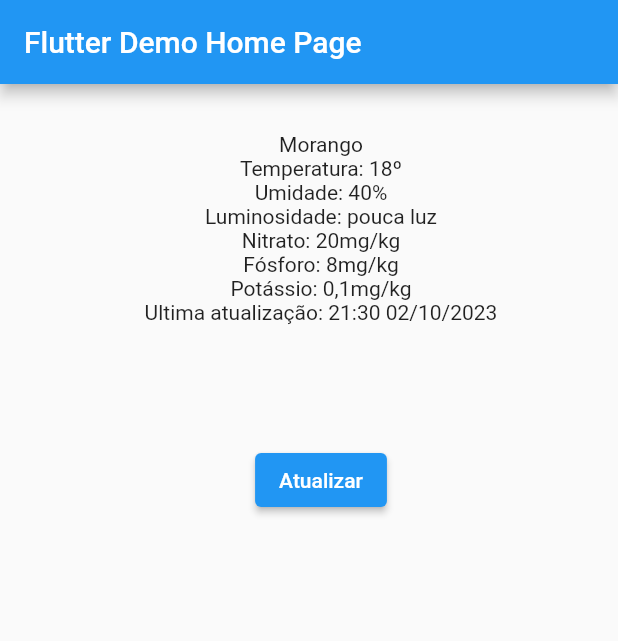
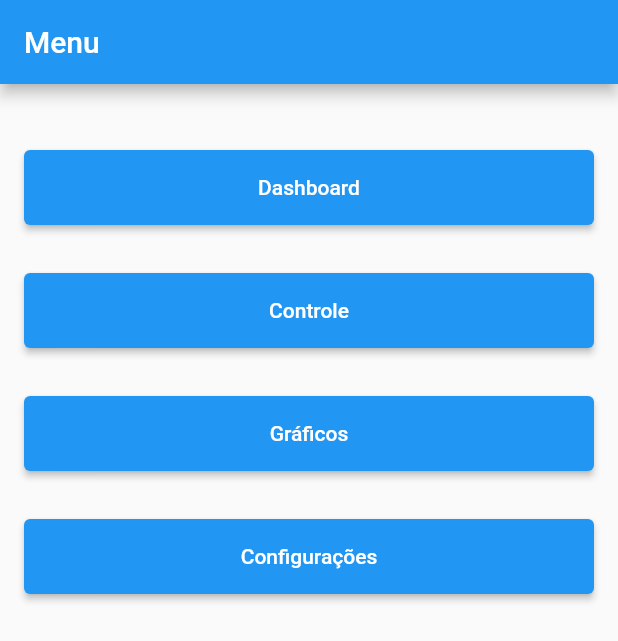
Before and after one commit to matheuspcr/automated-TCC-greenhouse-mobile, a Flutter app: the screen it shows after launch, on a phone screen of 412 x 824 dp. Shown: the top 641 px of the screen. Run offline on Flutter 3.47's test engine with Material 2 defaults, Android fonts, the phone set to English and light mode, and no system bars; our stand-ins replace dio, retrofit, syncfusion_flutter_charts; generated files the repository leaves out were written again.

Commit message:
Criada a tela de Menu. Adicionada navegação ao projeto. Criada a tela de Controle. Criada a tela de Gráfico. Adicionado a dependência de gráficos ao projeto.

```diff
--- a/lib/dashboard_page.dart
+++ /dev/null
@@ -1,63 +0,0 @@
-import 'package:automated_tcc_greenhouse_mobile/dio_helper.dart';
-import 'package:automated_tcc_greenhouse_mobile/rest_client.dart';
-import 'package:flutter/material.dart';
-
-class DashboardPage extends StatefulWidget {
-  const DashboardPage({super.key});
-
-  @override
-  State<DashboardPage> createState() => _DashboardPageState();
-}
-
-class _DashboardPageState extends State<DashboardPage> {
-  final client = RestClient(DioHelper.getDio());
-
-  String semente = "Morango";
-  String temp = "18";
-  String umidade = "40";
-  String luminosidade = "pouca luz";
-  String nitrato = "20";
-  String potassio = "0,1";
-  String fosforo = "8";
-  String ultAtualizacao = "21:30 02/10/2023";
-
-  void _atualizarDados() {
-    setState(() {
-      client.getDashboard().then((value) => {
-            semente = value.semente,
-            temp = value.temperatura,
-            umidade = value.umidade,
-            nitrato = value.npk.nitrato,
-            fosforo = value.npk.fosforo,
-            potassio = value.npk.potassio,
-            ultAtualizacao = value.ultimaAtualizacao
-          });
-    });
-  }
-
-  @override
-  Widget build(BuildContext context) {
-    return Center(
-      child: Padding(
-          padding: const EdgeInsets.only(left: 16, top: 32),
-          child: Column(
-            children: <Widget>[
-              Text(semente),
-              Text('Temperatura: $tempº'),
-              Text('Umidade: $umidade%'),
-              Text('Luminosidade: $luminosidade'),
-              Text('Nitrato: ${nitrato}mg/kg'),
-              Text('Fósforo: ${fosforo}mg/kg'),
-              Text('Potássio: ${potassio}mg/kg'),
-              Text('Ultima atualização: $ultAtualizacao'),
-              Padding(
-                padding: const EdgeInsets.only(top: 80, left: 16, right: 16),
-                child: ElevatedButton(
-                    onPressed: () => {_atualizarDados()},
-                    child: const Text('Atualizar')),
-              )
-            ],
-          )),
-    );
-  }
-}
--- /dev/null
+++ b/lib/features/menu/menu_page.dart
@@ -0,0 +1,57 @@
+import 'package:flutter/material.dart';
+
+class MenuPage extends StatelessWidget {
+  const MenuPage({super.key});
+
+  @override
+  Widget build(BuildContext context) {
+    return Scaffold(
+        appBar: AppBar(
+        title: const Text("Menu"),
+    ),
+    body: Center(
+      child: Padding(
+          padding: const EdgeInsets.only(top: 44),
+          child: Column(
+            children: <Widget>[
+              Padding(
+                padding: const EdgeInsets.only(left: 16, right: 16),
+                child: ElevatedButton(
+                    style: ElevatedButton.styleFrom(
+                      minimumSize: const Size.fromHeight(50), // NEW
+                    ),
+                    onPressed: () => { Navigator.pushNamed(context, '/dashboard') },
+                    child: const Text('Dashboard')),
+              ),
+              Padding(
+                padding: const EdgeInsets.only(top: 32, left: 16, right: 16),
+                child: ElevatedButton(
+                    style: ElevatedButton.styleFrom(
+                      minimumSize: const Size.fromHeight(50), // NEW
+                    ),
+                    onPressed: () => { Navigator.pushNamed(context, '/controller') },
+                    child: const Text('Controle')),
+              ),
+              Padding(
+                padding: const EdgeInsets.only(top: 32, left: 16, right: 16),
+                child: ElevatedButton(
+                    style: ElevatedButton.styleFrom(
+                      minimumSize: const Size.fromHeight(50), // NEW
+                    ),
+                    onPressed: () => { Navigator.pushNamed(context, '/chart') },
+                    child: const Text('Gráficos')),
+              ),
+              Padding(
+                padding: const EdgeInsets.only(top: 32, left: 16, right: 16),
+                child: ElevatedButton(
+                    style: ElevatedButton.styleFrom(
+                      minimumSize: const Size.fromHeight(50), // NEW
+                    ),
+                    onPressed: () => { Navigator.pushNamed(context, '/') },
+                    child: const Text('Configurações')),
+              )
+            ],
+          )),
+    ));
+  }
+}
--- a/lib/rest_client.dart
+++ b/lib/helper/rest_client.dart
@@ -1,7 +1,8 @@
+import 'package:automated_tcc_greenhouse_mobile/entities/request/actuator_change_request.dart';
 import 'package:dio/dio.dart';
 import 'package:retrofit/http.dart';
 
-import 'dashboard_entity.dart';
+import '../entities/dashboard_entity.dart';
 
 part 'rest_client.g.dart';
 
@@ -12,4 +13,7 @@ abstract class RestClient {
 
   @GET('/dashboard')
   Future<DashboardEntity> getDashboard();
+
+  @POST('/toggleActuator')
+  Future<void> toggleActuator(ActuatorChangeRequest request);
 }
--- a/lib/main.dart
+++ b/lib/main.dart
@@ -1,6 +1,9 @@
+import 'package:automated_tcc_greenhouse_mobile/features/controller/page/controller_page.dart';
 import 'package:flutter/material.dart';
 
-import 'dashboard_page.dart';
+import 'features/chart/chart_page.dart';
+import 'features/dashboard/page/dashboard_page.dart';
+import 'features/menu/menu_page.dart';
 
 void main() {
   runApp(const MyApp());
@@ -13,50 +16,16 @@ class MyApp extends StatelessWidget {
   @override
   Widget build(BuildContext context) {
     return MaterialApp(
-      title: 'Flutter Demo',
       theme: ThemeData(
         primarySwatch: Colors.blue,
       ),
-      home: const MyHomePage(title: 'Flutter Demo Home Page'),
+      initialRoute: '/',
+      routes: {
+        '/': (context) => const MenuPage(),
+        '/dashboard': (context) => const DashboardPage(),
+        '/controller': (context) => const ControllerPage(),
+        '/chart': (context) => const ChartPage(),
+      },
     );
   }
 }
-
-class MyHomePage extends StatefulWidget {
-  const MyHomePage({super.key, required this.title});
-
-  // This widget is the home page of your application. It is stateful, meaning
-  // that it has a State object (defined below) that contains fields that affect
-  // how it looks.
-
-  // This class is the configuration for the state. It holds the values (in this
-  // case the title) provided by the parent (in this case the App widget) and
-  // used by the build method of the State. Fields in a Widget subclass are
-  // always marked "final".
-
-  final String title;
-
-  @override
-  State<MyHomePage> createState() => _MyHomePageState();
-}
-
-class _MyHomePageState extends State<MyHomePage> {
-
-  @override
-  Widget build(BuildContext context) {
-    // This method is rerun every time setState is called, for instance as done
-    // by the _incrementCounter method above.
-    //
-    // The Flutter framework has been optimized to make rerunning build methods
-    // fast, so that you can just rebuild anything that needs updating rather
-    // than having to individually change instances of widgets.
-    return Scaffold(
-      appBar: AppBar(
-        // Here we take the value from the MyHomePage object that was created by
-        // the App.build method, and use it to set our appbar title.
-        title: Text(widget.title),
-      ),
-      body: const DashboardPage()
-    );
-  }
-}
--- a/pubspec.yaml
+++ b/pubspec.yaml
@@ -31,6 +31,7 @@ environment:
 dependencies:
   flutter:
     sdk: flutter
+
   retrofit: ^4.0.2
 
   # The following adds the Cupertino Icons font to your application.
@@ -39,6 +40,7 @@ dependencies:
   dio: ^5.3.3
   json_serializable: ^6.6.1
   json_annotation: ^4.8.0
+  syncfusion_flutter_charts: ^23.1.43
 
 dev_dependencies:
   flutter_test:
```
Also changed, not shown: lib/custom_widgets/default_text.dart (added, +12 -0 lines), lib/entities/request/actuator_change_request.dart (added, +13 -0 lines), lib/features/chart/chart_page.dart (added, +50 -0 lines), lib/features/controller/page/controller_page.dart (added, +125 -0 lines), lib/features/dashboard/page/dashboard_page.dart (added, +72 -0 lines), lib/entities/dashboard_entity.dart (renamed from lib/dashboard_entity.dart), lib/entities/dashboard_entity.g.dart (renamed from lib/dashboard_entity.g.dart), lib/entities/request/actuator_change_request.g.dart (added), lib/helper/dio_helper.dart (renamed from lib/dio_helper.dart), lib/helper/rest_client.g.dart, pubspec.lock.
